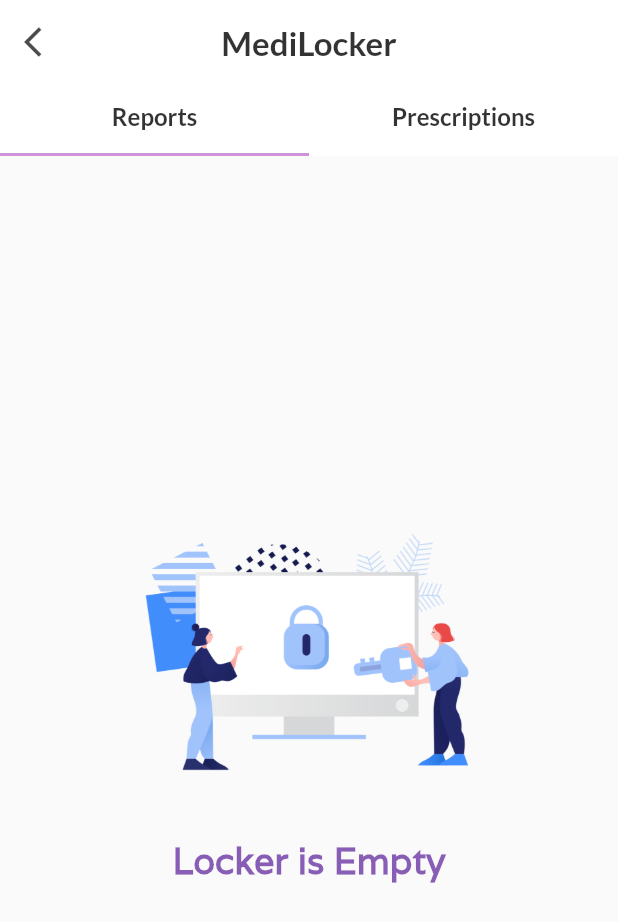
After one commit to amlannandy/MedigoUser, a Flutter app: the LockerScreen screen opened by its route, on a phone screen of 412 x 824 dp. The commit adds this screen. Shown: the top 922 px of the screen. Run offline on Flutter 3.47's test engine with Material 2 defaults, Android fonts, the phone set to English and light mode, and no system bars; our stand-ins replace cloud_firestore, email_validator, firebase_auth, firebase_messaging, firebase_storage, flutter_local_notifications and 10 more; missing offline and left inert: agora_rtc_engine, flutter_facebook_login, flutter_webview_plugin; accounts and stored records are empty.

Commit message:
Added MediLocker

```diff
--- a/lib/models/MedicalReport.dart
+++ b/lib/models/MedicalReport.dart
@@ -8,6 +8,7 @@ class MedicalReport {
   final String userId;
   final String doctorId;
   final String date;
+  final String doctorName;
 
   MedicalReport({
     @required this.id,
@@ -15,6 +16,7 @@ class MedicalReport {
     @required this.userId,
     @required this.doctorId,
     @required this.date,
+    @required this.doctorName,
   });
 
   factory MedicalReport.fromFirestore(DocumentSnapshot snapshot) {
@@ -25,6 +27,7 @@ class MedicalReport {
       userId: doc['userId'] ?? null,
       doctorId: doc['doctorId'] ?? null,
       date: doc['date'] ?? null,
+      doctorName: doc['doctorName'] ?? 'Amlan Nandy'
     );
     return report;
   }
--- a/lib/screens/ChatScreen/screens/ReportScreen.dart
+++ b/lib/screens/ChatScreen/screens/ReportScreen.dart
@@ -50,7 +50,7 @@ class _ReportScreenState extends State<ReportScreen> {
       child: Scaffold(
         appBar: customAppBar(
           context,
-          'Prescription',
+          widget.isPrescription ? 'Prescription' : 'Medical Report',
           popCall: () => AppointmentProvider.updateMedicalReport(widget.appointmentId, _controller.text)
         ),
         backgroundColor: Colors.white,
--- a/lib/screens/LockerScreen/LockerScreen.dart
+++ b/lib/screens/LockerScreen/LockerScreen.dart
@@ -1,10 +1,75 @@
 import 'package:flutter/material.dart';
+import 'package:provider/provider.dart';
+import 'package:firebase_auth/firebase_auth.dart';
+
+import 'local_widgets/CustomList.dart';
+import '../../widgets/LoadingSpinner.dart';
 
 class LockerScreen extends StatelessWidget {
   @override
   Widget build(BuildContext context) {
-    return Scaffold(
 
+    final user = Provider.of<FirebaseUser>(context);
+
+    return DefaultTabController(
+      initialIndex: 0,
+      length: 2,
+      child: Scaffold(
+        appBar: AppBar(
+          elevation: 0,
+          leading: IconButton(
+            icon: Icon(
+              Icons.arrow_back_ios,
+              color: Colors.black.withOpacity(0.7),
+            ),
+            onPressed: () => Navigator.of(context).pop(),
+          ),
+          backgroundColor: Colors.white,
+          centerTitle: true,
+          title: Text(
+            'MediLocker',
+            style: TextStyle(
+              color: Colors.black.withOpacity(0.8),
+              fontFamily: 'Lato',
+              fontSize: 22,
+              fontWeight: FontWeight.bold,
+            ),
+          ),
+          bottom: TabBar(
+            tabs: <Widget>[
+              tabButton('Reports'),
+              tabButton('Prescriptions'),
+            ],
+          ),
+        ),
+        body: user == null ? loadingSpinner(context) : TabBarView(
+          children: <Widget> [
+            CustomList(
+              userId: user.uid,
+              collectionName: 'medicalreports',
+            ),
+            CustomList(
+              userId: user.uid,
+              collectionName: 'prescriptions',
+            ),
+          ],
+        ),
+      ),
+    );
+  }
+
+  Widget tabButton(String text) {
+    return Container(
+      padding: const EdgeInsets.only(bottom: 15),
+      child: Text(
+        text,
+        style: TextStyle(
+          color: Colors.black.withOpacity(0.8),
+          fontFamily: 'Lato',
+          fontSize: 16,
+          fontWeight: FontWeight.bold,
+        ),
+      ),
     );
   }
 }
--- /dev/null
+++ b/lib/screens/LockerScreen/local_widgets/CustomList.dart
@@ -0,0 +1,39 @@
+import 'package:flutter/material.dart';
+import 'package:cloud_firestore/cloud_firestore.dart';
+
+import 'LockerItem.dart';
+import 'EmptyBanner.dart';
+import '../../../models/MedicalReport.dart';
+import '../../../widgets/LoadingSpinner.dart';
+
+class CustomList extends StatelessWidget {
+
+  final String collectionName;
+  final String userId;
+
+  CustomList({ this.collectionName, this.userId });
+
+  final _db = Firestore.instance;
+
+  @override
+  Widget build(BuildContext context) {
+    return StreamBuilder<QuerySnapshot>(
+      stream: _db.collection(collectionName).where('userId', isEqualTo: userId).snapshots(),
+      builder: (context, snapshot) {
+        if (snapshot.connectionState == ConnectionState.waiting || !snapshot.hasData) {
+          return loadingSpinner(context);
+        }
+        List<MedicalReport> reports = [];
+        final docs = snapshot.data.documents;
+        docs.forEach((doc) => reports.add(MedicalReport.fromFirestore(doc)));
+        if (reports.isEmpty) {
+          return emptyBanner(context);
+        }
+        return ListView.builder(
+          itemBuilder: (ctx, index) => lockerItem(context, collectionName, reports[index]),
+          itemCount: reports.length,
+        );
+      }
+    );
+  }
+}
--- /dev/null
+++ b/lib/screens/LockerScreen/local_widgets/EmptyBanner.dart
@@ -0,0 +1,26 @@
+import 'package:flutter/material.dart';
+
+Widget emptyBanner(BuildContext context) {
+  return Center(
+    child: Column(
+      mainAxisSize: MainAxisSize.min,
+      children: <Widget>[
+        Image.asset(
+          'assets/images/locker.png',
+          height: 200,
+        ),
+        SizedBox(height: 20,),
+        Text(
+          'Locker is Empty',
+          style: TextStyle(
+            color: Theme.of(context).primaryColor.withOpacity(0.7),
+            fontSize: 24,
+            fontWeight: FontWeight.bold,
+            fontFamily: 'Varela',
+          ),
+          textAlign: TextAlign.center,
+        ),
+      ],
+    ),
+  );
+}
--- a/lib/screens/MenuScreen/screens/MenuScreen.dart
+++ b/lib/screens/MenuScreen/screens/MenuScreen.dart
@@ -41,7 +41,7 @@ class MenuScreen extends StatelessWidget {
     MenuItem(
       title: 'MediLocker',
       icon: LineIcons.lock,
-      onPress: () {},
+      onPress: (context) => Navigator.of(context).pushNamed('/locker'),
     ),
     MenuItem(
       title: 'Share with Friends',
--- a/lib/services/AppointmentProvider.dart
+++ b/lib/services/AppointmentProvider.dart
@@ -26,6 +26,12 @@ class AppointmentProvider {
       'userId' : user.uid,
       'isBooked' : true,
       'reportId' : reportId,
+    });
+    _firestore.collection('medicalreports').document(appointmentId).updateData({
+      'userId' : user.uid,
+    });
+    _firestore.collection('prescriptions').document(appointmentId).updateData({
+      'userId': user.uid
     });
     Navigator.of(context).push(MaterialPageRoute(
       builder: (ctx) => ChatScreen(Appointment(
```
Also changed, not shown: lib/screens/LockerScreen/local_widgets/LockerItem.dart (added, +81 -0 lines), assets/images/locker.png (added), 2 other files.
